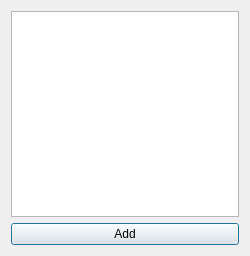
First picture: the form in finvizlinkselector.ui, repository HappySeaFox/tht, before the edit.
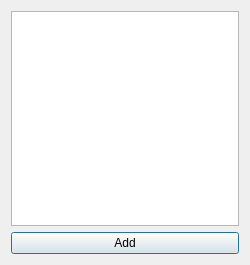
Second picture: the form after the edit.

Commit message: Bunp to 1.2.1. Make window larger

The edit to the form file:
```diff
--- a/finvizlinkselector.ui
+++ b/finvizlinkselector.ui
@@ -7,7 +7,7 @@
     <x>0</x>
     <y>0</y>
     <width>250</width>
-    <height>256</height>
+    <height>265</height>
    </rect>
   </property>
   <property name="windowTitle">
```
The commit also changes 1 other file.
